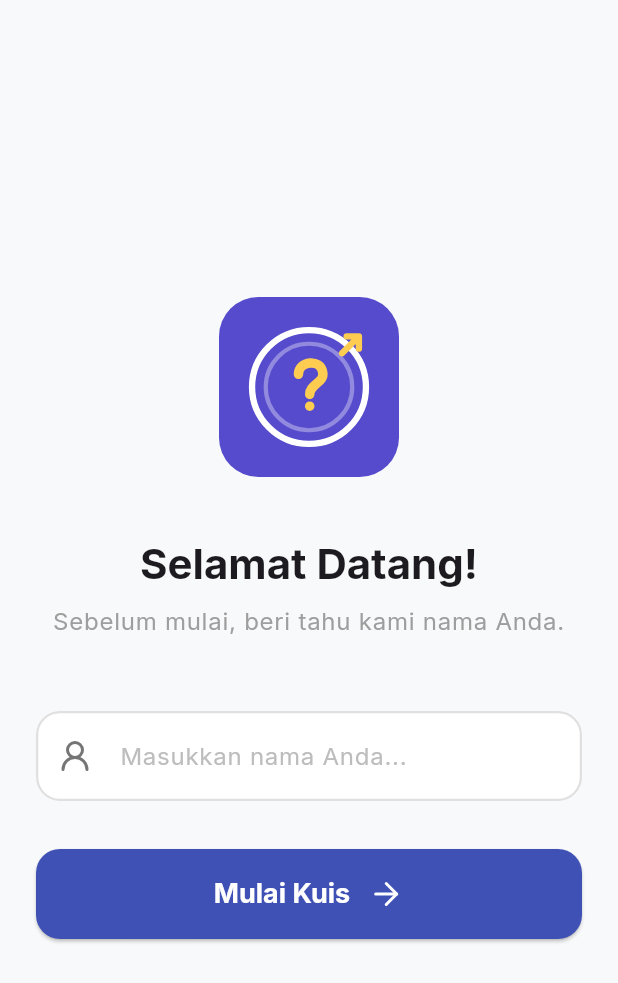
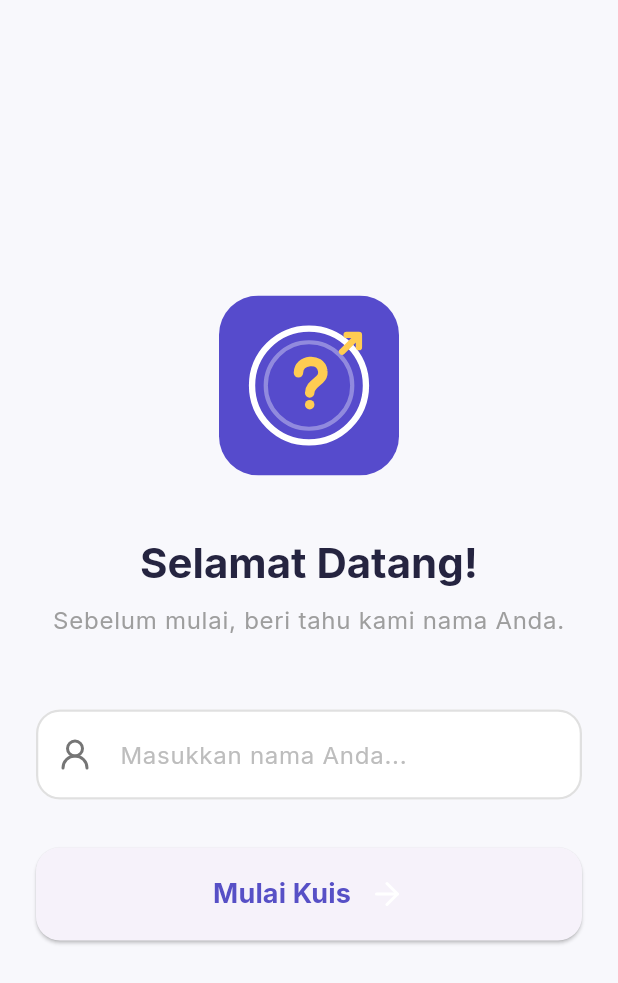
Before and after one commit to ElFahrezaSufi/tembak_tanya, a Flutter app: the screen it shows after launch, on a phone screen of 412 x 824 dp. Shown: the top 983 px of the screen. Run offline on Flutter 3.47's test engine with Material 3 defaults, Android fonts, the phone set to English and light mode, and no system bars; our stand-ins replace flutter_svg, go_router.

Commit message:
feat: add design system (palette, light/dark theme, responsive helpers)

```diff
--- /dev/null
+++ b/lib/config/app_palette.dart
@@ -0,0 +1,157 @@
+import 'package:flutter/material.dart';
+
+/// Palet warna TembakTanya. Nilai diambil dari mockup (indigo / citrus / gelap).
+///
+/// Disimpan sebagai [ThemeExtension] agar seluruh widget cukup memanggil
+/// `context.palette` dan otomatis mengikuti mode terang/gelap.
+@immutable
+class AppPalette extends ThemeExtension<AppPalette> {
+  const AppPalette({
+    required this.bg,
+    required this.card,
+    required this.border,
+    required this.primary,
+    required this.onPrimary,
+    required this.tint,
+    required this.ink,
+    required this.muted,
+    required this.accent,
+    required this.accentSoft,
+    required this.onAccent,
+    required this.success,
+    required this.successBg,
+    required this.error,
+    required this.errorBg,
+    required this.disabledBg,
+    required this.disabledFg,
+  });
+
+  final Color bg;
+  final Color card;
+  final Color border;
+  final Color primary;
+  final Color onPrimary;
+  final Color tint;
+  final Color ink;
+  final Color muted;
+  final Color accent;
+  final Color accentSoft;
+  final Color onAccent;
+  final Color success;
+  final Color successBg;
+  final Color error;
+  final Color errorBg;
+  final Color disabledBg;
+  final Color disabledFg;
+
+  static const AppPalette light = AppPalette(
+    bg: Color(0xFFF8F8FC),
+    card: Color(0xFFFFFFFF),
+    border: Color(0xFFE4E3EF),
+    primary: Color(0xFF5750C6),
+    onPrimary: Color(0xFFFFFFFF),
+    tint: Color(0xFFEEEDFF),
+    ink: Color(0xFF252440),
+    muted: Color(0xFF77768F),
+    accent: Color(0xFFF4C85B),
+    accentSoft: Color(0xFFFFF4D3),
+    onAccent: Color(0xFF252440),
+    success: Color(0xFF1F7A4D),
+    successBg: Color(0xFFE8F6EE),
+    error: Color(0xFFB8344A),
+    errorBg: Color(0xFFFFF0F1),
+    disabledBg: Color(0xFFE3E2ED),
+    disabledFg: Color(0xFF9A99AE),
+  );
+
+  static const AppPalette dark = AppPalette(
+    bg: Color(0xFF171725),
+    card: Color(0xFF222235),
+    border: Color(0xFF3C3A53),
+    primary: Color(0xFFB5AEFF),
+    onPrimary: Color(0xFF171725),
+    tint: Color(0xFF34314F),
+    ink: Color(0xFFF2F1FF),
+    muted: Color(0xFFA3A1BD),
+    accent: Color(0xFFF4C85B),
+    accentSoft: Color(0xFF3A3426),
+    onAccent: Color(0xFF252440),
+    success: Color(0xFF7FD8A4),
+    successBg: Color(0xFF1F3A2C),
+    error: Color(0xFFFF8FA0),
+    errorBg: Color(0xFF3E2530),
+    disabledBg: Color(0xFF2C2B40),
+    disabledFg: Color(0xFF706E8C),
+  );
+
+  @override
+  AppPalette copyWith({
+    Color? bg,
+    Color? card,
+    Color? border,
+    Color? primary,
+    Color? onPrimary,
+    Color? tint,
+    Color? ink,
+    Color? muted,
+    Color? accent,
+    Color? accentSoft,
+    Color? onAccent,
+    Color? success,
+    Color? successBg,
+    Color? error,
+    Color? errorBg,
+    Color? disabledBg,
+    Color? disabledFg,
+  }) {
+    return AppPalette(
+      bg: bg ?? this.bg,
+      card: card ?? this.card,
+      border: border ?? this.border,
+      primary: primary ?? this.primary,
+      onPrimary: onPrimary ?? this.onPrimary,
+      tint: tint ?? this.tint,
+      ink: ink ?? this.ink,
+      muted: muted ?? this.muted,
+      accent: accent ?? this.accent,
+      accentSoft: accentSoft ?? this.accentSoft,
+      onAccent: onAccent ?? this.onAccent,
+      success: success ?? this.success,
+      successBg: successBg ?? this.successBg,
+      error: error ?? this.error,
+      errorBg: errorBg ?? this.errorBg,
+      disabledBg: disabledBg ?? this.disabledBg,
+      disabledFg: disabledFg ?? this.disabledFg,
+    );
+  }
+
+  @override
+  AppPalette lerp(ThemeExtension<AppPalette>? other, double t) {
+    if (other is! AppPalette) return this;
+    Color mix(Color a, Color b) => Color.lerp(a, b, t)!;
+    return AppPalette(
+      bg: mix(bg, other.bg),
+      card: mix(card, other.card),
+      border: mix(border, other.border),
+      primary: mix(primary, other.primary),
+      onPrimary: mix(onPrimary, other.onPrimary),
+      tint: mix(tint, other.tint),
+      ink: mix(ink, other.ink),
+      muted: mix(muted, other.muted),
+      accent: mix(accent, other.accent),
+      accentSoft: mix(accentSoft, other.accentSoft),
+      onAccent: mix(onAccent, other.onAccent),
+      success: mix(success, other.success),
+      successBg: mix(successBg, other.successBg),
+      error: mix(error, other.error),
+      errorBg: mix(errorBg, other.errorBg),
+      disabledBg: mix(disabledBg, other.disabledBg),
+      disabledFg: mix(disabledFg, other.disabledFg),
+    );
+  }
+}
+
+/// Akses cepat: `context.palette.primary`.
+extension PaletteContext on BuildContext {
+  AppPalette get palette => Theme.of(this).extension<AppPalette>()!;
+}
--- a/lib/config/app_theme.dart
+++ b/lib/config/app_theme.dart
@@ -1,79 +1,62 @@
 import 'package:flutter/material.dart';
 
+import 'app_palette.dart';
+
+/// Definisi tema terang & gelap TembakTanya.
 class AppTheme {
-  // Warna Utama (diambil berdasarkan deskripsi "indigo")
-  static const Color primaryColor = Colors.indigo;
+  AppTheme._();
 
-  static ThemeData get lightTheme {
+  static const String fontFamily = 'Inter';
+
+  static ThemeData get lightTheme => _build(AppPalette.light, Brightness.light);
+
+  static ThemeData get darkTheme => _build(AppPalette.dark, Brightness.dark);
+
+  static ThemeData _build(AppPalette p, Brightness brightness) {
+    final scheme = ColorScheme.fromSeed(
+      seedColor: p.primary,
+      brightness: brightness,
+    ).copyWith(
+      primary: p.primary,
+      onPrimary: p.onPrimary,
+      surface: p.card,
+      onSurface: p.ink,
+      error: p.error,
+      outline: p.border,
+    );
+
     return ThemeData(
-      brightness: Brightness.light,
-      primarySwatch: Colors.indigo,
-      primaryColor: primaryColor,
-      fontFamily: 'Inter',
-      scaffoldBackgroundColor: const Color(0xFFF8F9FA),
-      appBarTheme: const AppBarTheme(
-        backgroundColor: Colors.transparent,
-        elevation: 0,
-        centerTitle: true,
-        iconTheme: IconThemeData(color: Colors.black87),
-        titleTextStyle: TextStyle(
-          color: Colors.black87,
-          fontFamily: 'Inter',
-          fontSize: 20,
-          fontWeight: FontWeight.w700,
+      useMaterial3: true,
+      brightness: brightness,
+      fontFamily: fontFamily,
+      colorScheme: scheme,
+      scaffoldBackgroundColor: p.bg,
+      canvasColor: p.bg,
+      dividerColor: p.border,
+      extensions: [p],
+      textSelectionTheme: TextSelectionThemeData(
+        cursorColor: p.primary,
+        selectionColor: p.primary.withValues(alpha: 0.25),
+        selectionHandleColor: p.primary,
+      ),
+      bottomSheetTheme: BottomSheetThemeData(
+        backgroundColor: p.card,
+        modalBackgroundColor: p.card,
+        surfaceTintColor: Colors.transparent,
+        modalBarrierColor: Colors.black.withValues(alpha: 0.5),
+        shape: const RoundedRectangleBorder(
+          borderRadius: BorderRadius.vertical(top: Radius.circular(28)),
         ),
       ),
-      elevatedButtonTheme: ElevatedButtonThemeData(
-        style: ElevatedButton.styleFrom(
-          backgroundColor: primaryColor,
-          foregroundColor: Colors.white,
-          shape: RoundedRectangleBorder(
-            borderRadius: BorderRadius.circular(12),
-          ),
-          padding: const EdgeInsets.symmetric(vertical: 16),
-          textStyle: const TextStyle(
-            fontFamily: 'Inter',
-            fontWeight: FontWeight.w700,
-            fontSize: 16,
-          ),
+      snackBarTheme: SnackBarThemeData(
+        behavior: SnackBarBehavior.floating,
+        backgroundColor: p.ink,
+        contentTextStyle: TextStyle(
+          fontFamily: fontFamily,
+          color: p.bg,
+          fontWeight: FontWeight.w500,
         ),
-      ),
-    );
-  }
-
-  static ThemeData get darkTheme {
-    return ThemeData(
-      brightness: Brightness.dark,
-      primarySwatch: Colors.indigo,
-      primaryColor: primaryColor,
-      fontFamily: 'Inter',
-      scaffoldBackgroundColor: const Color(0xFF121212),
-      appBarTheme: const AppBarTheme(
-        backgroundColor: Colors.transparent,
-        elevation: 0,
-        centerTitle: true,
-        iconTheme: IconThemeData(color: Colors.white),
-        titleTextStyle: TextStyle(
-          color: Colors.white,
-          fontFamily: 'Inter',
-          fontSize: 20,
-          fontWeight: FontWeight.w700,
-        ),
-      ),
-      elevatedButtonTheme: ElevatedButtonThemeData(
-        style: ElevatedButton.styleFrom(
-          backgroundColor: primaryColor,
-          foregroundColor: Colors.white,
-          shape: RoundedRectangleBorder(
-            borderRadius: BorderRadius.circular(12),
-          ),
-          padding: const EdgeInsets.symmetric(vertical: 16),
-          textStyle: const TextStyle(
-            fontFamily: 'Inter',
-            fontWeight: FontWeight.w700,
-            fontSize: 16,
-          ),
-        ),
+        shape: RoundedRectangleBorder(borderRadius: BorderRadius.circular(14)),
       ),
     );
   }
--- /dev/null
+++ b/lib/providers/theme_provider.dart
@@ -0,0 +1,14 @@
+import 'package:flutter/material.dart';
+
+/// Menyimpan pilihan tema (terang/gelap). Default mengikuti sistem.
+class ThemeProvider extends ChangeNotifier {
+  ThemeMode _mode = ThemeMode.system;
+
+  ThemeMode get mode => _mode;
+
+  /// Balik tema berdasarkan kecerahan yang sedang tampil.
+  void toggle(Brightness current) {
+    _mode = current == Brightness.dark ? ThemeMode.light : ThemeMode.dark;
+    notifyListeners();
+  }
+}
--- /dev/null
+++ b/lib/utils/responsive.dart
@@ -0,0 +1,35 @@
+import 'package:flutter/widgets.dart';
+
+/// Kelas ukuran layar yang dipakai untuk memilih layout adaptif.
+///
+/// * [compact]  : ponsel (potret)
+/// * [medium]   : tablet / ponsel lanskap
+/// * [expanded] : browser / desktop lebar
+enum ScreenClass { compact, medium, expanded }
+
+class Breakpoints {
+  Breakpoints._();
+
+  static const double medium = 700;
+  static const double expanded = 1200;
+}
+
+extension ResponsiveContext on BuildContext {
+  /// Kelas layar berdasarkan lebar jendela saat ini.
+  ScreenClass get screenClass {
+    final width = MediaQuery.sizeOf(this).width;
+    if (width < Breakpoints.medium) return ScreenClass.compact;
+    if (width < Breakpoints.expanded) return ScreenClass.medium;
+    return ScreenClass.expanded;
+  }
+
+  /// Faktor skala untuk ponsel (lebar 400 dp = 1.0). Layout lebar memakai 1.0.
+  double get uiScale {
+    final width = MediaQuery.sizeOf(this).width;
+    if (width >= Breakpoints.medium) return 1.0;
+    return (width / 400).clamp(0.85, 1.25).toDouble();
+  }
+
+  /// "Responsive size": ubah nilai dasar menjadi nilai yang menyesuaikan layar.
+  double rs(double value) => value * uiScale;
+}
```
Also changed, not shown: pubspec.yaml (+8 -0 lines).
